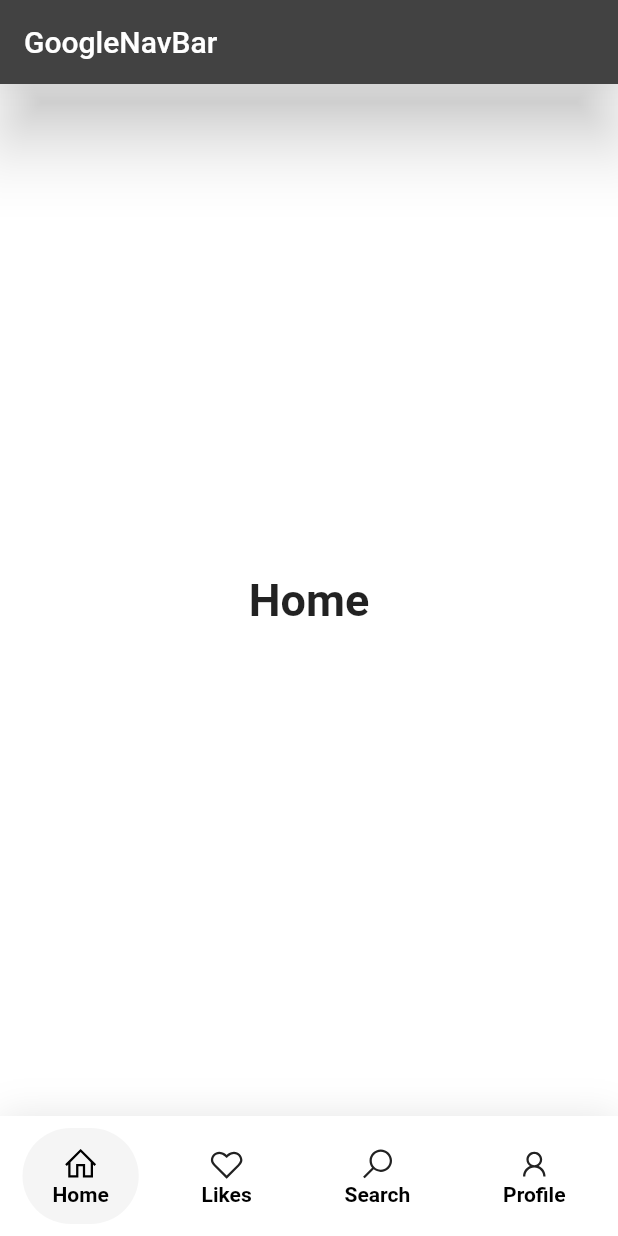
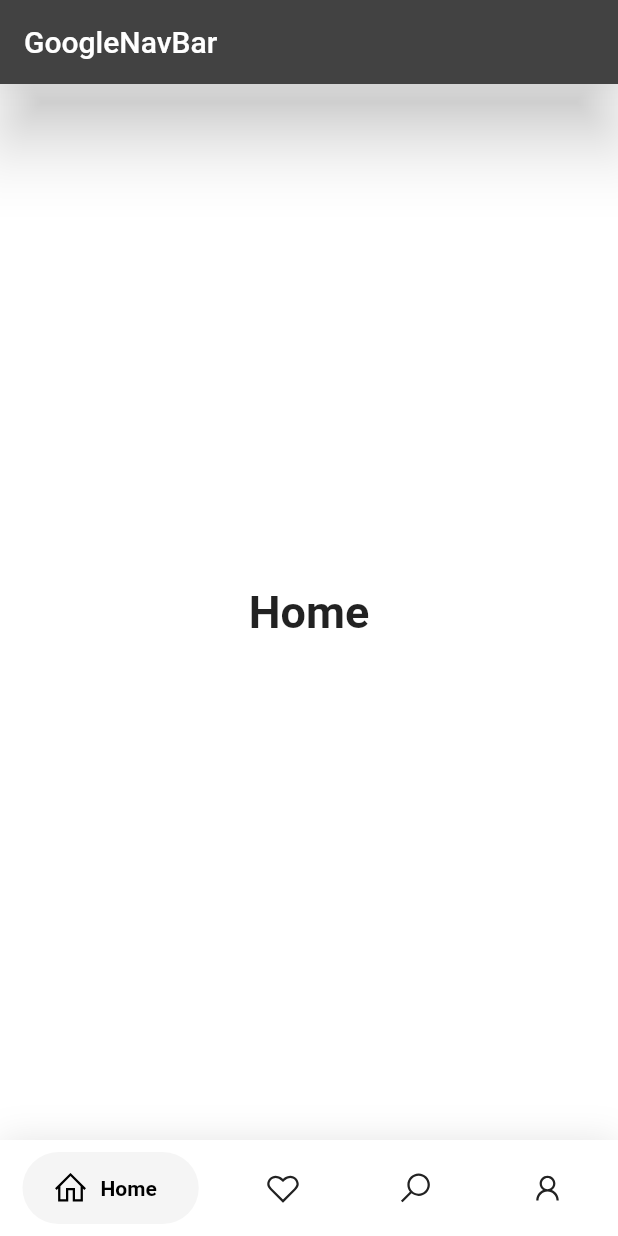
Before and after one commit to sooxt98/google_nav_bar, a Flutter app: the screen it shows after launch, on a phone screen of 412 x 824 dp. Run offline on Flutter 3.47's test engine with Material 2 defaults, Android fonts, the phone set to English and light mode, and no system bars; our stand-ins replace badges, line_icons.

Commit message:
reverted to 63f322a

```diff
--- a/lib/src/button.dart
+++ b/lib/src/button.dart
@@ -129,50 +129,46 @@ class _ButtonState extends State<Button> with TickerProviderStateMixin {
             ),
             child: FittedBox(
               fit: BoxFit.fitHeight,
-              child: Column(children: [
-                Column(
-                  //mainAxisAlignment: MainAxisAlignment.end,
-                  children: [
-                    icon,
-                    Container(
-                      child: widget.text,
-                      // child: Container(
-                      //   child: Align(
-                      //       //alignment: Alignment.centerRight,
-                      //       widthFactor: curveValue,
-                      //       child: Container(
-                      //         child: Opacity(
-                      //             opacity: _expanded
-                      //                 ? pow(expandController.value, 13)
-                      //                     as double
-                      //                 : expandController
-                      //                     .drive(
-                      //                         CurveTween(curve: Curves.easeIn))
-                      //                     .value,
-                      //             child: Padding(
-                      //               padding: EdgeInsets.only(
-                      //                   bottom: widget.gap! +
-                      //                       8 -
-                      //                       (8 *
-                      //                           expandController
-                      //                               .drive(CurveTween(
-                      //                                   curve:
-                      //                                       Curves.easeOutSine))
-                      //                               .value),
-                      //                   right: 8 *
-                      //                       expandController
-                      //                           .drive(CurveTween(
-                      //                               curve: Curves.easeOutSine))
-                      //                           .value),
-                      //               child: widget.text,
-                      //             )),
-                      //       )),
-                      // ),
+              child: Stack(children: [
+                Row(mainAxisAlignment: MainAxisAlignment.end, children: [
+                  Opacity(
+                    opacity: 0,
+                    child: icon,
+                  ),
+                  Container(
+                    child: Container(
+                      child: Align(
+                          alignment: Alignment.centerRight,
+                          widthFactor: curveValue,
+                          child: Container(
+                            child: Opacity(
+                                opacity: _expanded
+                                    ? pow(expandController.value, 13) as double
+                                    : expandController
+                                        .drive(CurveTween(curve: Curves.easeIn))
+                                        .value,
+                                child: Padding(
+                                  padding: EdgeInsets.only(
+                                      left: widget.gap! +
+                                          8 -
+                                          (8 *
+                                              expandController
+                                                  .drive(CurveTween(
+                                                      curve:
+                                                          Curves.easeOutSine))
+                                                  .value),
+                                      right: 8 *
+                                          expandController
+                                              .drive(CurveTween(
+                                                  curve: Curves.easeOutSine))
+                                              .value),
+                                  child: widget.text,
+                                )),
+                          )),
                     ),
-                  ],
-                ),
-
-                //Align(alignment: Alignment.centerLeft, child: icon),
+                  ),
+                ]),
+                Align(alignment: Alignment.centerLeft, child: icon),
               ]),
             ),
           ),
```
